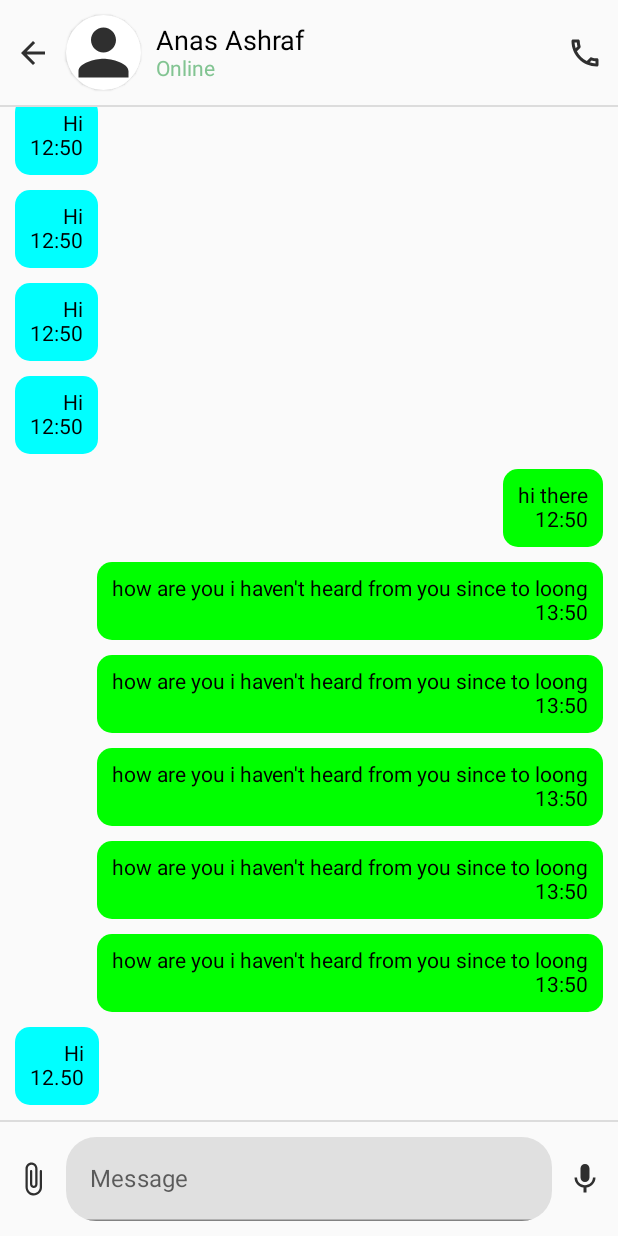
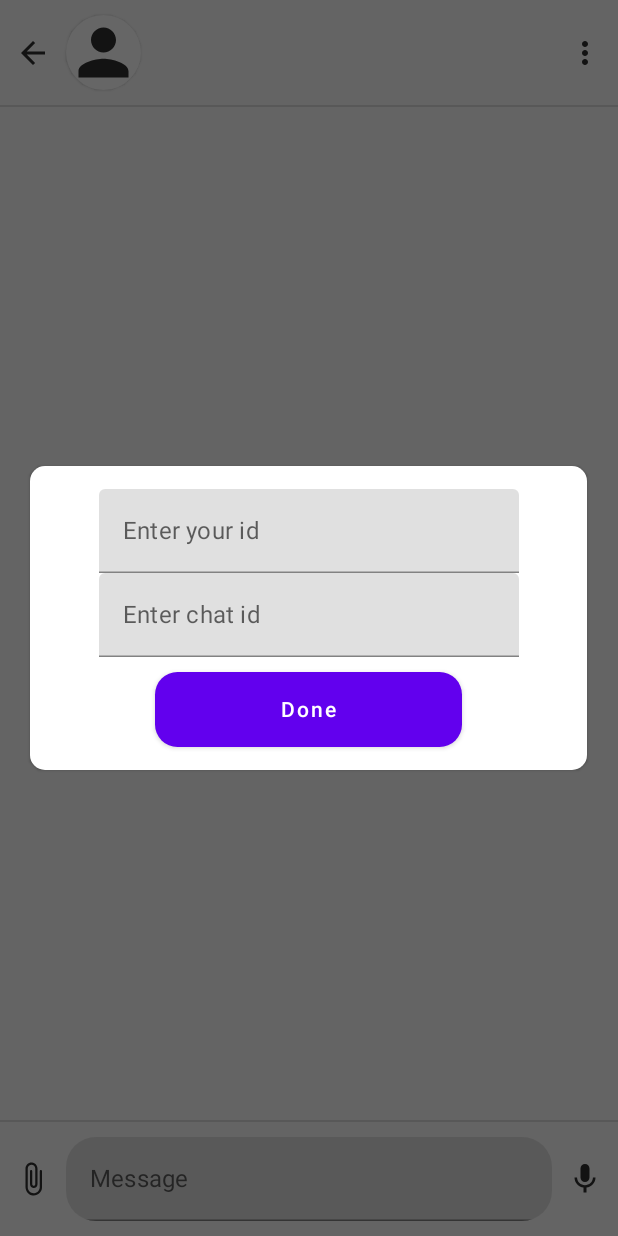
Before and after one commit to anas-ash99/messaging-app-compose, an Android app built with Jetpack Compose: the screen it shows after launch (MainActivity), on a phone screen of 412 x 824 dp. Run offline under Robolectric (Android 15) with nearby library versions, the phone set to English and light mode, and no system bars; our stand-ins replace Firebase (no records; nobody signed in at launch, a user with empty details on screens opened directly).

Commit message:
publishing to github

```diff
--- a/app/src/main/java/com/example/messagingapp/ChatPage.kt
+++ b/app/src/main/java/com/example/messagingapp/ChatPage.kt
@@ -36,7 +36,7 @@ fun BottomContainer(
                 )
         }
         if (isMicIcon) Image(painter = painterResource(id = R.drawable.ic_baseline_mic_24), contentDescription = "Mic" )
-        else Image(painter = painterResource(id = R.drawable.ic_baseline_send_24), contentDescription = "Mic", modifier = Modifier.clickable {
+        else Image(painter = painterResource(id = R.drawable.ic_baseline_send_24), contentDescription = "send button", modifier = Modifier.clickable {
             onSendClick()
         })
     }
@@ -44,8 +44,9 @@ fun BottomContainer(
 
 @Composable
 fun ContactHeader(
-    name:String,
+    state: State,
     painter: Painter,
+    onMenuClick:()->Unit
 ){
 
     Row(
@@ -66,11 +67,14 @@ fun ContactHeader(
             Modifier
                 .weight(1f)
         ) {
-            Text(text = name, fontSize = 18.sp)
-            Text(text = "Online", color = Color(0xFF82C492))
+            Text(text = state.chatId, fontSize = 18.sp)
+//            Text(text = "Online", color = Color(0xFF82C492))
         }
 
-        Image(painter = painterResource(id = R.drawable.ic_outline_phone_24), contentDescription = "phone", modifier = Modifier.clickable {  } )
+        Image(painter = painterResource(id = R.drawable.ic_baseline_more_vert_24), contentDescription = "menu", modifier = Modifier.clickable {
+            onMenuClick()
+         println("click")
+        } )
 
 
     }
--- /dev/null
+++ b/app/src/main/java/com/example/messagingapp/Dialog.kt
@@ -0,0 +1,74 @@
+package com.example.messagingapp
+
+import android.annotation.SuppressLint
+import androidx.compose.foundation.layout.*
+import androidx.compose.foundation.shape.RoundedCornerShape
+import androidx.compose.material.Button
+import androidx.compose.material.Card
+import androidx.compose.material.Text
+import androidx.compose.material.TextField
+import androidx.compose.runtime.Composable
+import androidx.compose.runtime.MutableState
+import androidx.compose.runtime.mutableStateOf
+import androidx.compose.runtime.remember
+import androidx.compose.ui.Alignment
+import androidx.compose.ui.ExperimentalComposeUiApi
+import androidx.compose.ui.Modifier
+import androidx.compose.ui.unit.dp
+import androidx.compose.ui.window.Dialog
+import androidx.compose.ui.window.DialogProperties
+
+
+
+@OptIn(ExperimentalComposeUiApi::class)
+@Composable
+fun ChatIdDialog(
+    state: MutableState<State>,
+    onDoneClick:(userId:String, otherUserId:String, chatId:String)->Unit,
+
+){
+    val inputChatId = remember {
+        mutableStateOf("")
+    }
+    val inputUserId = remember {
+        mutableStateOf("")
+    }
+    val inputOtherUserId = remember {
+        mutableStateOf("")
+    }
+
+    Dialog(onDismissRequest = {}, properties = DialogProperties(
+        usePlatformDefaultWidth = false
+    )) {
+        Card(
+            Modifier
+                .fillMaxWidth(0.95f)
+                .padding(10.dp)
+                , shape = RoundedCornerShape(10.dp)) {
+            Column(modifier = Modifier.padding(15.dp), horizontalAlignment = Alignment.CenterHorizontally, verticalArrangement = Arrangement.Center) {
+                TextField(value = inputUserId.value, onValueChange = {inputUserId.value = it}, placeholder = { Text(
+                    text = "Enter your id"
+                )})
+
+                TextField(value = inputChatId.value , onValueChange = {inputChatId.value = it}, placeholder = { Text(
+                    text = "Enter chat id"
+                )})
+                Button(
+                    onClick = {
+                        if (inputUserId.value.isNotBlank()){
+                            onDoneClick(inputUserId.value,inputOtherUserId.value, inputChatId.value )
+                        } } ,
+                    modifier = Modifier.fillMaxWidth(0.60f).height(60.dp).padding(top = 10.dp),
+                    shape = RoundedCornerShape(15.dp)
+                    ) {
+                    Text(text = "Done")
+                }
+            }
+
+        }
+
+    }
+
+
+
+}
--- a/app/src/main/java/com/example/messagingapp/MainActivity.kt
+++ b/app/src/main/java/com/example/messagingapp/MainActivity.kt
@@ -1,37 +1,32 @@
 package com.example.messagingapp
 
-import android.content.Intent
 import android.os.Bundle
-
+import android.util.Log
+import android.widget.Toast
 import androidx.activity.ComponentActivity
 import androidx.activity.compose.setContent
-import androidx.compose.foundation.Image
-import androidx.compose.foundation.background
-import androidx.compose.foundation.clickable
-
 import androidx.compose.foundation.layout.*
 import androidx.compose.foundation.lazy.LazyColumn
 import androidx.compose.foundation.lazy.LazyListState
 import androidx.compose.foundation.lazy.items
 import androidx.compose.foundation.lazy.rememberLazyListState
-import androidx.compose.foundation.shape.RoundedCornerShape
 import androidx.compose.material.*
 import androidx.compose.runtime.Composable
+import androidx.compose.runtime.MutableState
 import androidx.compose.runtime.rememberCoroutineScope
 import androidx.compose.ui.Alignment
 import androidx.compose.ui.Modifier
 import androidx.compose.ui.graphics.Color
-import androidx.compose.ui.graphics.painter.Painter
 import androidx.compose.ui.res.painterResource
-import androidx.compose.ui.text.style.TextAlign
 import androidx.compose.ui.tooling.preview.Preview
-import androidx.compose.ui.unit.dp
-import androidx.compose.ui.unit.sp
 import androidx.lifecycle.ViewModelProvider
+import com.example.messagingapp.models.MessageModel
 import com.example.messagingapp.ui.theme.MessagingAppTheme
 import com.example.messagingapp.viewModels.MainViewModel
+import com.google.firebase.firestore.FirebaseFirestore
+import com.google.firebase.firestore.ktx.toObject
+import com.google.firebase.ktx.Firebase
 import kotlinx.coroutines.launch
-import com.example.messagingapp.permissions.Permissions.checkForAudioPermission
 
 class MainActivity : ComponentActivity() {
 
@@ -41,24 +36,51 @@ class MainActivity : ComponentActivity() {
         viewModel = ViewModelProvider(this)[MainViewModel::class.java]
 
         setContent {
-            viewModel.init()
-            val listState:LazyListState  = rememberLazyListState(viewModel.state.value.messages.size)
+            if (viewModel.state.value.isDialogShown){
+                ChatIdDialog(state = viewModel.state){ userId, otherUserId, chatId ->
+                    viewModel.onAction(UserActions.OnDialogDoneClick(userId, otherUserId, chatId))
+                }
+            }
+
+            if (viewModel.state.value.isMessagesLoading){
+                Box(Modifier.fillMaxSize(), contentAlignment = Alignment.Center) {
+                    CircularProgressIndicator(Modifier.fillMaxSize(0.14f), color = Color.Blue )
+                }
+            }
+            ChatScreen(state = viewModel.state, onAction = viewModel::onAction)
+
+        }
+    }
+
+
+
+}
+
+
+
+@Composable
+fun ChatScreen(
+   state: MutableState<State>,
+   onAction:(UserActions)->Unit
+){
+    val listState:LazyListState  = rememberLazyListState(state.value.listState)
     val coroutineScope = rememberCoroutineScope()
+    Column(verticalArrangement = Arrangement.SpaceBetween) {
+        ContactHeader(state= state.value, painter = painterResource(id = R.drawable.ic_baseline_person_24), onMenuClick = {onAction(UserActions.MenuIconClick)})
+        Divider()
 
-            Column(verticalArrangement = Arrangement.SpaceBetween) {
-                ContactHeader(name = "Anas Ashraf", painter = painterResource(id = R.drawable.ic_baseline_person_24))
-                Divider()
+
         LazyColumn(
             modifier = Modifier.weight(1f), verticalArrangement = Arrangement.Bottom,
-                    state = listState
+            state = listState,
         ){
-                     items(viewModel.state.value.messages){ message ->
-                         if (message.userId ==viewModel.loggedInUser){
+            items(state.value.messages){ message ->
+                if (message.userId == state.value.userId){
                     MessageContainer(text = message.content, date = message.date, Alignment.End, Color.Green,
-                                 onMessageClick = {viewModel.onAction(UserActions.MessageLongPress(message))})
+                        onMessageClick = {onAction(UserActions.MessageLongPress(message))})
                 }else{
                     MessageContainer(text = message.content, date = message.date, Alignment.Start, Color.Cyan,
-                                 onMessageClick = {viewModel.onAction(UserActions.MessageLongPress(message))})
+                        onMessageClick = {onAction(UserActions.MessageLongPress(message))})
                 }
 
             }
@@ -66,30 +88,21 @@ class MainActivity : ComponentActivity() {
         }
         Divider()
         BottomContainer(
-                    value = viewModel.state.value.messageInput,
-                    isMicIcon = viewModel.state.value.isMicIcon,
+            value = state.value.messageInput,
+            isMicIcon = state.value.isMicIcon,
             onSendClick = {
-                        viewModel.onAction(UserActions.SendMessage)
+                onAction(UserActions.SendMessage)
                 coroutineScope.launch {
-                            listState.animateScrollToItem(viewModel.state.value.listState)
+                    listState.animateScrollToItem(state.value.listState)
                 }
             },
-                    onChangeValue = viewModel::takeInput
+            onChangeValue = {onAction(UserActions.TypeMessage(it))}
         )
 
 
 
     }
 }
-    }
-
-    override fun onActivityResult(requestCode: Int, resultCode: Int, data: Intent?) {
-        super.onActivityResult(requestCode, resultCode, data)
-    }
-
-}
-
-
 
 
 
--- a/app/src/main/java/com/example/messagingapp/State.kt
+++ b/app/src/main/java/com/example/messagingapp/State.kt
@@ -7,5 +7,11 @@ data class State(
     var isMicIcon:Boolean = true,
     var messageInput:String = "",
     var messages:MutableList<MessageModel> = mutableListOf(),
-    var listState:Int = 0
+    var listState:Int = 0,
+    var isDialogShown:Boolean = true,
+    var isMessagesLoading:Boolean = false,
+    var chatId:String ="",
+    var userId:String = "",
+    var otherUserId: String = ""
+
 )
--- a/app/src/main/java/com/example/messagingapp/Test.kt
+++ /dev/null
@@ -1,6 +0,0 @@
-package com.example.messagingapp
-
-
-fun test(){
-    println("test")
-}
--- a/app/src/main/java/com/example/messagingapp/UserActions.kt
+++ b/app/src/main/java/com/example/messagingapp/UserActions.kt
@@ -2,9 +2,13 @@ package com.example.messagingapp
 
 import com.example.messagingapp.models.MessageModel
 
+
 sealed class UserActions{
     object SendMessage:UserActions()
     data class MessageLongPress(val message: MessageModel):UserActions()
+    data class TypeMessage(val input:String):UserActions()
     object AttachmentIconClick:UserActions()
+    object MenuIconClick:UserActions()
     object MicClick:UserActions()
+    data class OnDialogDoneClick(val userId:String, val otherUser:String, val chatId:String):UserActions()
 }
--- a/app/src/main/java/com/example/messagingapp/models/MessageModel.kt
+++ b/app/src/main/java/com/example/messagingapp/models/MessageModel.kt
@@ -2,7 +2,10 @@ package com.example.messagingapp.models
 
 data class MessageModel(
 
+    var id:String = "",
+    var chatId:String = "",
     var userId:String = "",
     var content:String,
-    var date:String
-    ):java.io.Serializable
+    var date:String,
+    var toUser:String ="",
+)
--- a/app/src/main/java/com/example/messagingapp/viewModels/MainViewModel.kt
+++ b/app/src/main/java/com/example/messagingapp/viewModels/MainViewModel.kt
@@ -1,50 +1,63 @@
 package com.example.messagingapp.viewModels
 
-import androidx.compose.foundation.lazy.LazyListState
-import androidx.compose.foundation.lazy.rememberLazyListState
-import androidx.compose.runtime.getValue
 import androidx.compose.runtime.mutableStateOf
-import androidx.compose.runtime.remember
 import androidx.lifecycle.ViewModel
+import com.example.messagingapp.Firestore
 import com.example.messagingapp.State
 import com.example.messagingapp.UserActions
 import com.example.messagingapp.models.MessageModel
 import java.time.LocalDateTime
+import java.util.UUID
 
 class MainViewModel: ViewModel() {
 
 
     var state = mutableStateOf(State())
+    private val firestore = Firestore()
 
-    val messageValue = mutableStateOf("")
-    val loggedInUser = "123"
-    val messages = mutableListOf(MessageModel(content = "Hi", date =  "12:50"), MessageModel(content = "Hi", date =  "12:50"), MessageModel(content = "Hi", date =  "12:50"), MessageModel(content = "Hi", date =  "12:50"), MessageModel(content = "Hi", date =  "12:50"), MessageModel(content = "Hi", date =  "12:50"), MessageModel(content = "Hi", date =  "12:50"), MessageModel(content = "Hi", date =  "12:50"), MessageModel("123",content = "hi there", date =  "12:50"), MessageModel("123",content = "how are you i haven't heard from you since to loong", date =  "13:50"),MessageModel("123",content = "how are you i haven't heard from you since to loong", date =  "13:50"),MessageModel("123",content = "how are you i haven't heard from you since to loong", date =  "13:50"),MessageModel("123",content = "how are you i haven't heard from you since to loong", date =  "13:50"),MessageModel("123",content = "how are you i haven't heard from you since to loong", date =  "13:50"),MessageModel(content = "Hi", date =  "12.50"))
-    val listState = mutableStateOf(messages.size)
-    fun onSendClick(){
 
-        state.value.messages.add(MessageModel("123",state.value.messageInput, LocalDateTime.now().hour.toString() + ":"+ LocalDateTime.now().minute.toString()))
+    private fun onSendClick(){
+    val id = UUID.randomUUID().toString()
+    val message = MessageModel(
+        id,state.value.chatId, state.value.userId, state.value.messageInput, LocalDateTime.now().hour.toString() + ":"+ LocalDateTime.now().minute.toString(), state.value.otherUserId)
+        state.value.messages.add(message)
         state.value = state.value.copy(messages = state.value.messages, messageInput = "", isMicIcon = true, listState = state.value.messages.size )
+        firestore.sendMessage(message)
 
     }
 
-    fun takeInput(string:String){
+    private fun takeInput(string:String){
         state.value = state.value.copy(isMicIcon = string.isBlank(), messageInput = string)
     }
 
-    fun init() {
-        state.value = state.value.copy(messages = messages, listState = messages.size)
+
+
+    private fun listenToNewMessagesFireStore(){
+        state.value = state.value.copy(isMessagesLoading = true)
+        firestore.listenToNewMessages(state)
+
     }
+
 
 
     fun onAction(action:UserActions){
         when(action){
             UserActions.AttachmentIconClick -> {}
-            is UserActions.MessageLongPress -> {
-                println(action.message)
-            }
+            is UserActions.MessageLongPress -> {}
             UserActions.MicClick -> {}
             is UserActions.SendMessage -> onSendClick()
+            is UserActions.TypeMessage-> takeInput(action.input)
+            is UserActions.OnDialogDoneClick -> {
+                onDialogDoneClick(action.userId, action.otherUser, action.chatId)
+            }
+            UserActions.MenuIconClick -> state.value = state.value.copy(isDialogShown = true)
         }
 
     }
+
+    private fun onDialogDoneClick(userId:String, otherUser:String, chatId: String) {
+        state.value = State()
+        state.value = state.value.copy(chatId = chatId, isDialogShown = false, userId = userId, otherUserId = otherUser, listState = state.value.messages.size)
+        listenToNewMessagesFireStore()
+    }
 }
--- /dev/null
+++ b/app/src/main/res/drawable/ic_baseline_more_vert_24.xml
@@ -0,0 +1,5 @@
+<vector android:height="24dp" android:tint="#2F2F2F"
+    android:viewportHeight="24" android:viewportWidth="24"
+    android:width="24dp" xmlns:android="http://schemas.android.com/apk/res/android">
+    <path android:fillColor="@android:color/white" android:pathData="M12,8c1.1,0 2,-0.9 2,-2s-0.9,-2 -2,-2 -2,0.9 -2,2 0.9,2 2,2zM12,10c-1.1,0 -2,0.9 -2,2s0.9,2 2,2 2,-0.9 2,-2 -0.9,-2 -2,-2zM12,16c-1.1,0 -2,0.9 -2,2s0.9,2 2,2 2,-0.9 2,-2 -0.9,-2 -2,-2z"/>
+</vector>
--- a/build.gradle
+++ b/build.gradle
@@ -2,9 +2,11 @@ buildscript {
     ext {
         compose_ui_version = '1.1.1'
     }
+
 }// Top-level build file where you can add configuration options common to all sub-projects/modules.
 plugins {
     id 'com.android.application' version '7.3.0' apply false
     id 'com.android.library' version '7.3.0' apply false
     id 'org.jetbrains.kotlin.android' version '1.6.10' apply false
+    id "com.google.gms.google-services" version "4.3.15" apply false
 }
--- a/settings.gradle
+++ b/settings.gradle
@@ -3,6 +3,9 @@ pluginManagement {
         gradlePluginPortal()
         google()
         mavenCentral()
+        maven {
+            url 'https://x.klarnacdn.net/mobile-sdk/'
+        }
     }
 }
 dependencyResolutionManagement {
@@ -10,6 +13,9 @@ dependencyResolutionManagement {
     repositories {
         google()
         mavenCentral()
+        maven {
+            url 'https://x.klarnacdn.net/mobile-sdk/'
+        }
     }
 }
 rootProject.name = "MessagingApp"
```
Also changed, not shown: app/build.gradle (+22 -2 lines), app/src/main/AndroidManifest.xml (+20 -1 lines), app/src/main/java/com/example/messagingapp/DataResources.kt (added, +12 -0 lines), app/src/main/java/com/example/messagingapp/Firestore.kt (added, +59 -0 lines), app/src/main/java/com/example/messagingapp/MyFirebaseMessagingService.kt (added, +12 -0 lines), app/src/main/res/drawable/icon_send.png (added), 1 other file. Lines whose indentation alone changed are shown as unchanged.
